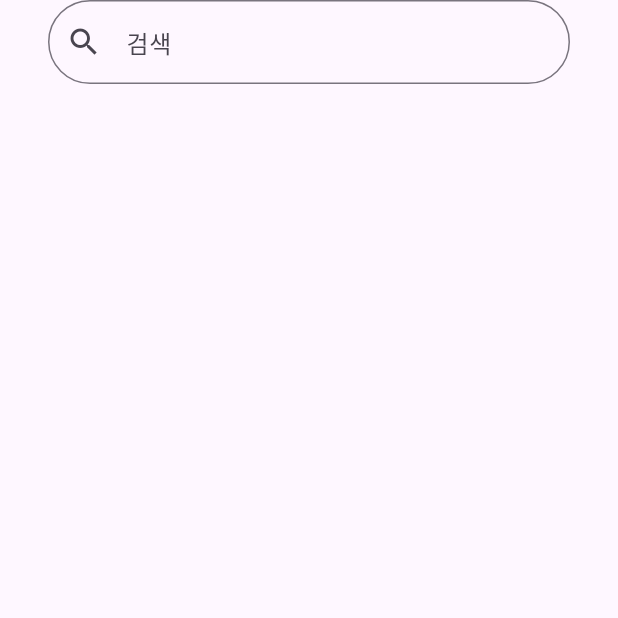
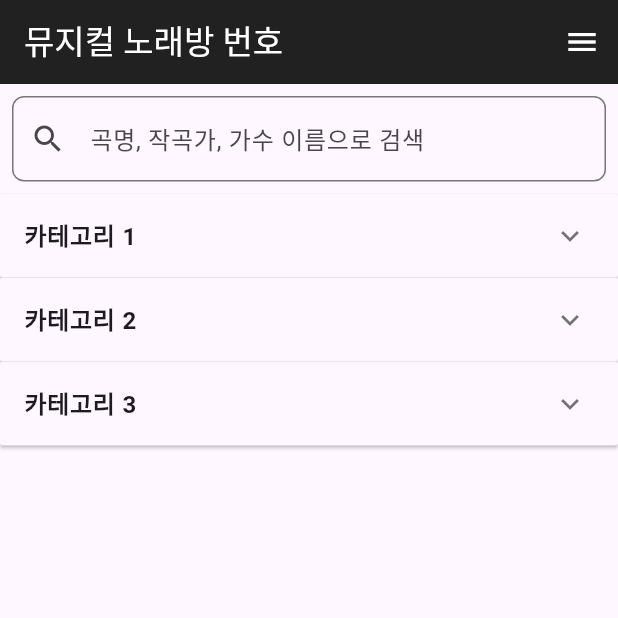
Before and after one commit to MuDuk-Club/tj-musical-number-book-app, a Flutter app: the screen it shows after launch, on a phone screen of 412 x 824 dp, the top half of it. Run offline on Flutter 3.47's test engine with Material 3 defaults, Android fonts, the phone set to English and light mode, and no system bars.

Commit message:
✨ Feat(#3) :: 홈 UI 완성
- 헤더, 검색바, 노래 리스트 Component 완성
- 토글 기능 완성(더미데이터 사용)

```diff
--- a/lib/main.dart
+++ b/lib/main.dart
@@ -1,6 +1,5 @@
 import 'package:flutter/material.dart';
-
-import 'colors.dart'; // colors.dart 파일 임포트
+import 'package:tj_musical_number_book/widgets/song_category_panel.dart'; // SongCategoryPanel 위젯 import
 
 void main() {
   runApp(const MyApp());
@@ -12,48 +11,133 @@
   @override
   Widget build(BuildContext context) {
     return MaterialApp(
+      debugShowCheckedModeBanner: false,
+      title: '뮤지컬 노래방',
       theme: ThemeData(
-        primarySwatch: Colors.blue,
+        primarySwatch: Colors.grey,
       ),
-      home: const MyHomePage(),
+      home: const SongListPage(),
     );
   }
 }
 
-class MyHomePage extends StatelessWidget {
-  const MyHomePage({super.key});
+class SongListPage extends StatefulWidget {
+  const SongListPage({super.key});
+
+  @override
+  State<SongListPage> createState() => _SongListPageState();
+}
+
+class _SongListPageState extends State<SongListPage> {
+  bool _isExpanded1 = false;
+  bool _isExpanded2 = false;
+  bool _isExpanded3 = false;
+
+  List<Map<String, String>> getSongsCategory1() {
+    return [
+      {'number': '82054', 'title': '게임의 시작', 'singer': '김준수'},
+      {'number': '82129', 'title': '놈의 마음속으로', 'singer': '김준수 (한지상, 황광호)'},
+    ];
+  }
+
+  List<Map<String, String>> getSongsCategory2() {
+    return [
+      {'number': '46897', 'title': '데스노트', 'singer': '홍광호'},
+      {'number': '82177', 'title': '불쌍한 인간', 'singer': '박혜나, 강홍석'},
+    ];
+  }
+
+  List<Map<String, String>> getSongsCategory3() {
+    return [
+      {'number': '82126', 'title': '비밀의 메시지', 'singer': '정선아'},
+      {'number': '42384', 'title': '죽음의 게임', 'singer': '김준수 외'},
+    ];
+  }
 
   @override
   Widget build(BuildContext context) {
+    final songsCategory1 = getSongsCategory1();
+    final songsCategory2 = getSongsCategory2();
+    final songsCategory3 = getSongsCategory3();
+
     return Scaffold(
       appBar: AppBar(
-        title: const SearchBar(),
+        backgroundColor: Colors.grey[900],
+        title: const Text(
+          '뮤지컬 노래방 번호',
+          style: TextStyle(color: Colors.white),
+        ),
+        actions: [
+          IconButton(
+            icon: const Icon(Icons.menu, color: Colors.white),
+            onPressed: () {},
+          ),
+        ],
+      ),
+      body: Column(
+        children: [
+          Container(
+            padding: const EdgeInsets.all(8.0),
+            // color: Colors.white38,
+            child: Row(
+              children: [
+                Expanded(
+                  child: TextField(
+                    decoration: InputDecoration(
+                      hintText: '곡명, 작곡가, 가수 이름으로 검색',
+                      prefixIcon: const Icon(Icons.search),
+                      border: OutlineInputBorder(
+                        borderRadius: BorderRadius.circular(8.0),
+                      ),
+                    ),
+                  ),
+                ),
+              ],
+            ),
+          ),
+          Expanded(
+            child: SingleChildScrollView(
+              child: Column(
+                children: [
+                  // 첫 번째 카테고리
+                  SongCategoryPanel(
+                    categoryTitle: '카테고리 1',
+                    songs: songsCategory1,
+                    isExpanded: _isExpanded1,
+                    onExpansionChanged: () {
+                      setState(() {
+                        _isExpanded1 = !_isExpanded1;
+                      });
+                    },
+                  ),
+                  // 두 번째 카테고리
+                  SongCategoryPanel(
+                    categoryTitle: '카테고리 2',
+                    songs: songsCategory2,
+                    isExpanded: _isExpanded2,
+                    onExpansionChanged: () {
+                      setState(() {
+                        _isExpanded2 = !_isExpanded2;
+                      });
+                    },
+                  ),
+                  // 세 번째 카테고리
+                  SongCategoryPanel(
+                    categoryTitle: '카테고리 3',
+                    songs: songsCategory3,
+                    isExpanded: _isExpanded3,
+                    onExpansionChanged: () {
+                      setState(() {
+                        _isExpanded3 = !_isExpanded3;
+                      });
+                    },
+                  ),
+                ],
+              ),
+            ),
+          ),
+        ],
       ),
     );
   }
 }
-
-class SearchBar extends StatelessWidget {
-  const SearchBar({super.key});
-
-  @override
-  Widget build(BuildContext context) {
-    return Container(
-      padding: const EdgeInsets.all(16.0),
-      // width: 300.0, // 원하는 너비로 설정
-      child: TextField(
-        decoration: InputDecoration(
-          prefixIcon: const Icon(Icons.search),
-          hintText: '검색',
-          border: OutlineInputBorder(
-            borderRadius: BorderRadius.circular(50.0),
-            borderSide: const BorderSide(
-              color: gray3, // 테두리 색상 변경
-              width: 2.0, // 테두리 두께 조정
-            ),
-          ),
-        ),
-      ),
-    );
-  }
-}
--- /dev/null
+++ b/lib/widgets/song_category_panel.dart
@@ -0,0 +1,92 @@
+  import 'package:flutter/material.dart';
+
+  class SongCategoryPanel extends StatelessWidget {
+    final String categoryTitle;
+    final List<Map<String, String>> songs;
+    final bool isExpanded;
+    final Function() onExpansionChanged;
+
+    const SongCategoryPanel({
+      super.key,
+      required this.categoryTitle,
+      required this.songs,
+      required this.isExpanded,
+      required this.onExpansionChanged,
+    });
+
+    @override
+    Widget build(BuildContext context) {
+      return ExpansionPanelList(
+        elevation: 1,
+        expandedHeaderPadding: EdgeInsets.all(0),
+        expansionCallback: (int index, bool expanded) {
+          onExpansionChanged();
+        },
+        children: [
+          ExpansionPanel(
+            headerBuilder: (BuildContext context, bool isExpanded) {
+              return ListTile(
+                title: Text(categoryTitle, style: const TextStyle(fontWeight: FontWeight.bold)),
+              );
+            },
+            body: Column(
+              children: songs.map((song) => Card(
+                margin: const EdgeInsets.symmetric(vertical: 4.0, horizontal: 8.0),
+                child: ListTile(
+                  leading: Container(
+                    width: 50.0, // 네모의 가로 크기
+                    height: 50.0, // 네모의 세로 크기
+                    decoration: BoxDecoration(
+                      borderRadius: BorderRadius.circular(8.0), // 네모 모서리 둥글게
+                    ),
+                    child: Stack(
+                      alignment: Alignment.center, // 이미지와 텍스트를 중앙에 배치
+                      children: [
+                        // 이미지
+                        ClipRRect(
+                          borderRadius: BorderRadius.circular(8.0), // 네모 모서리 둥글게 설정
+                          child: Image.asset(
+                            'assets/img2.png', // 이미지 경로
+                            fit: BoxFit.cover, // 이미지를 크기에 맞게 채움
+                          ),
+                        ),
+                        // 검은색 반투명 오버레이
+                        ClipRRect(
+                          borderRadius: BorderRadius.circular(8.0), // 네모 모서리 둥글게 설정
+                          child: Container(
+                            color: Colors.black.withOpacity(0.43), // 검은색의 43% 투명도
+                          ),
+                        ),
+                        // 텍스트
+                        Text(
+                          song['number']!,
+                          style: const TextStyle(
+                            color: Colors.white,
+                            fontWeight: FontWeight.bold,
+                            fontSize: 11.0, // 텍스트 크기 조정
+                          ),
+                        ),
+                      ],
+                    ),
+                  ),
+                  title: Text(song['title']!, style: const TextStyle(fontWeight: FontWeight.bold)),
+                  subtitle: Text(song['singer']!),
+                  trailing: IconButton(
+                    icon: const Icon(Icons.add_circle_outline, color: Colors.black38),
+                    onPressed: () {
+                      ScaffoldMessenger.of(context).showSnackBar(
+                        SnackBar(
+                          content: Text('"${song['title']}" 번호가 오늘 부를 넘버에 추가되었습니다.'),
+                        ),
+                      );
+                    },
+                  ),
+                ),
+              )).toList(),
+            ),
+            isExpanded: isExpanded,
+          ),
+        ],
+      );
+    }
+  }
```
Also changed, not shown: pubspec.yaml (+5 -2 lines), assets/img.png (added), assets/img2.png (added).
